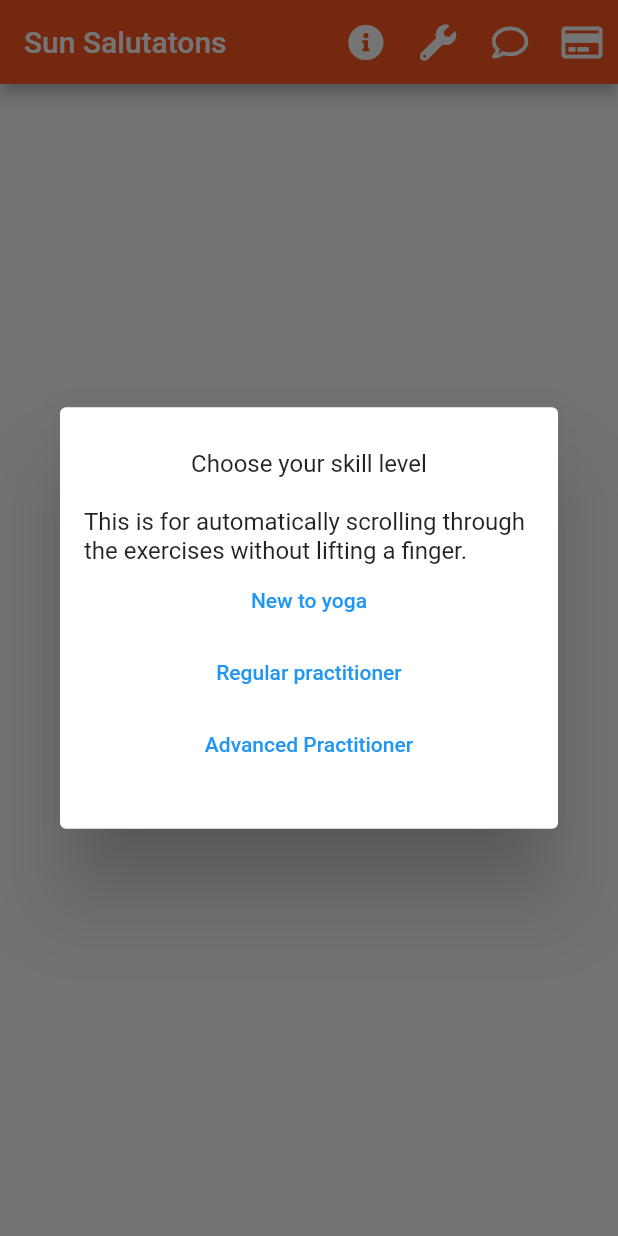
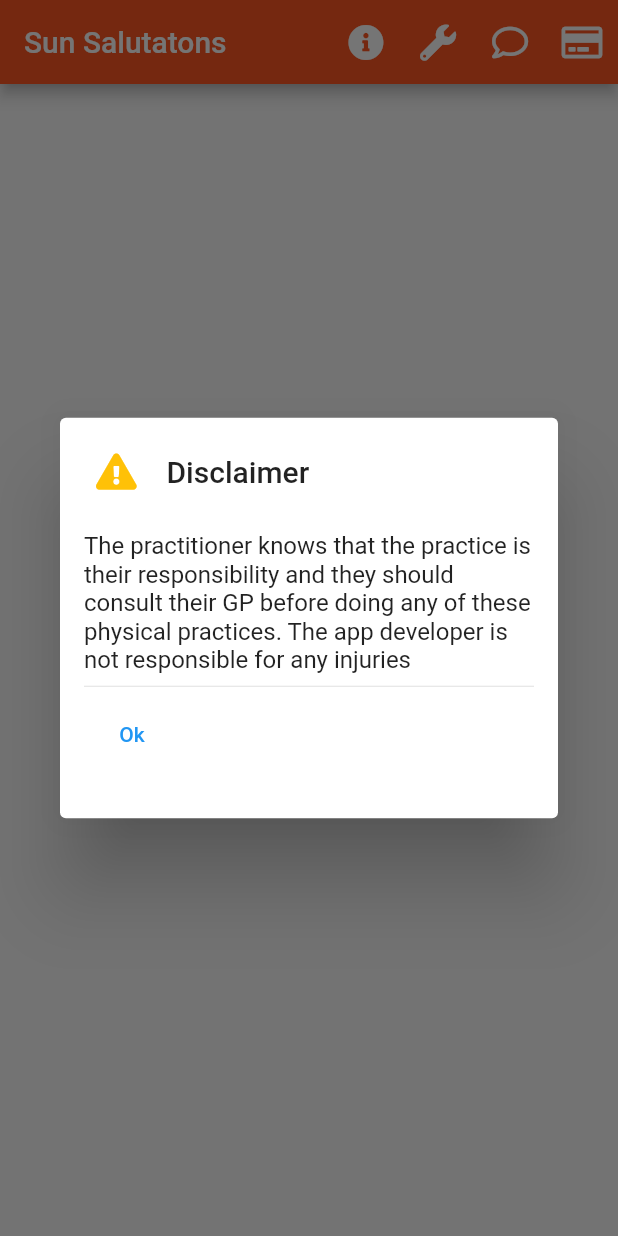
Before and after one commit to RealMarkSussex/coursework_two, a Flutter app: the screen it shows after launch, on a phone screen of 412 x 824 dp. Run offline on Flutter 3.47's test engine with Material 2 defaults, Android fonts, the phone set to English and light mode, and no system bars; our stand-ins replace audioplayers, cloud_firestore, firebase_core, flutter_linkify, font_awesome_flutter; missing offline and left inert: flutter_email_sender; accounts and stored records are empty.

Commit message:
sort of works

```diff
--- a/lib/components/page_card.dart
+++ b/lib/components/page_card.dart
@@ -1,4 +1,4 @@
-import 'package:coursework_two/dialogs/above_level.dart';
+import 'package:coursework_two/dialogs/above_level_dialog.dart';
 import 'package:coursework_two/pages/exercises_page.dart';
 import 'package:coursework_two/models/card_info_model.dart';
 import 'package:coursework_two/state/exercise_state.dart';
@@ -69,7 +69,7 @@ class PageCard extends StatelessWidget {
     if (!cardInfoModel
         .getSuitability()
         .contains(settings.level.toModel().description)) {
-      showDialog(context: context, builder: (context) => AboveLevel(exerciseType: cardInfoModel.name));
+      showDialog(context: context, builder: (context) => AboveLevelDialog(exerciseType: cardInfoModel.name));
     } else {
       exerciseState.exerciseType = cardInfoModel.name;
       pageState.isOnExercisePage = true;
--- a/lib/dialogs/above_level.dart
+++ b/lib/dialogs/above_level_dialog.dart
@@ -6,9 +6,9 @@ import '../pages/exercises_page.dart';
 import '../state/exercise_state.dart';
 import '../state/page_state.dart';
 
-class AboveLevel extends StatelessWidget {
+class AboveLevelDialog extends StatelessWidget {
   final String exerciseType;
-  const AboveLevel({Key? key, required this.exerciseType}) : super(key: key);
+  const AboveLevelDialog({Key? key, required this.exerciseType}) : super(key: key);
   static const textSpacing = 20.0;
 
   @override
--- /dev/null
+++ b/lib/dialogs/disclaimer_dialog.dart
@@ -0,0 +1,54 @@
+import 'package:coursework_two/dialogs/level_dialog.dart';
+import 'package:flutter/material.dart';
+import 'package:font_awesome_flutter/font_awesome_flutter.dart';
+
+class DisclaimerDialog extends StatelessWidget {
+  const DisclaimerDialog({Key? key}) : super(key: key);
+
+  @override
+  Widget build(BuildContext context) {
+    return SimpleDialog(
+        title: Row(
+          children: const [
+            FaIcon(
+              FontAwesomeIcons.exclamationTriangle,
+              color: Colors.amber,
+            ),
+            SizedBox(
+              width: 20.0,
+            ),
+            Text('Disclaimer'),
+          ],
+        ),
+        children: [
+          Padding(
+            padding: const EdgeInsets.all(16.0),
+            child: Column(
+              mainAxisAlignment: MainAxisAlignment.spaceBetween,
+              children: [
+                Row(
+                  mainAxisAlignment: MainAxisAlignment.center,
+                  children: const [
+                    Flexible(
+                      child: Text(
+                          'The practitioner knows that the practice is their responsibility and they should consult their GP before doing any of these physical practices. The app developer is not responsible for any injuries'),
+                    )
+                  ],
+                ),
+                const Divider(),
+                Row(
+                  children: [
+                    TextButton(
+                      onPressed: () => showDialog(
+                          context: context,
+                          builder: (context) => const LevelDialog()),
+                      child: const Text('Ok'),
+                    )
+                  ],
+                )
+              ],
+            ),
+          ),
+        ]);
+  }
+}
--- a/lib/pages/home_page.dart
+++ b/lib/pages/home_page.dart
@@ -1,6 +1,7 @@
 import 'package:cloud_firestore/cloud_firestore.dart';
 import 'package:coursework_two/components/page_card.dart';
 import 'package:coursework_two/components/sun_salutations_app_bar.dart';
+import 'package:coursework_two/dialogs/disclaimer_dialog.dart';
 import 'package:coursework_two/dialogs/level_dialog.dart';
 import 'package:coursework_two/models/card_info_model.dart';
 import 'package:flutter/material.dart';
@@ -18,7 +19,8 @@ class _HomePageState extends State<HomePage> with TickerProviderStateMixin {
   void initState() {
     super.initState();
     SchedulerBinding.instance?.addPostFrameCallback((_) {
-      showDialog(context: context, builder: (context) => const LevelDialog());
+      showDialog(
+          context: context, builder: (context) => const DisclaimerDialog());
     });
   }
 
```
